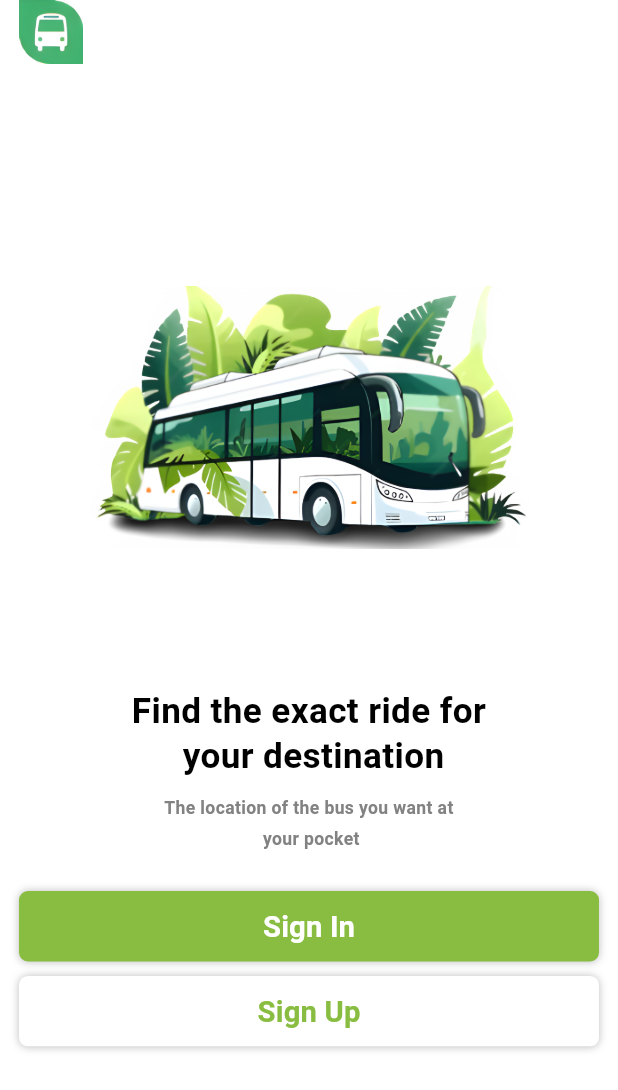
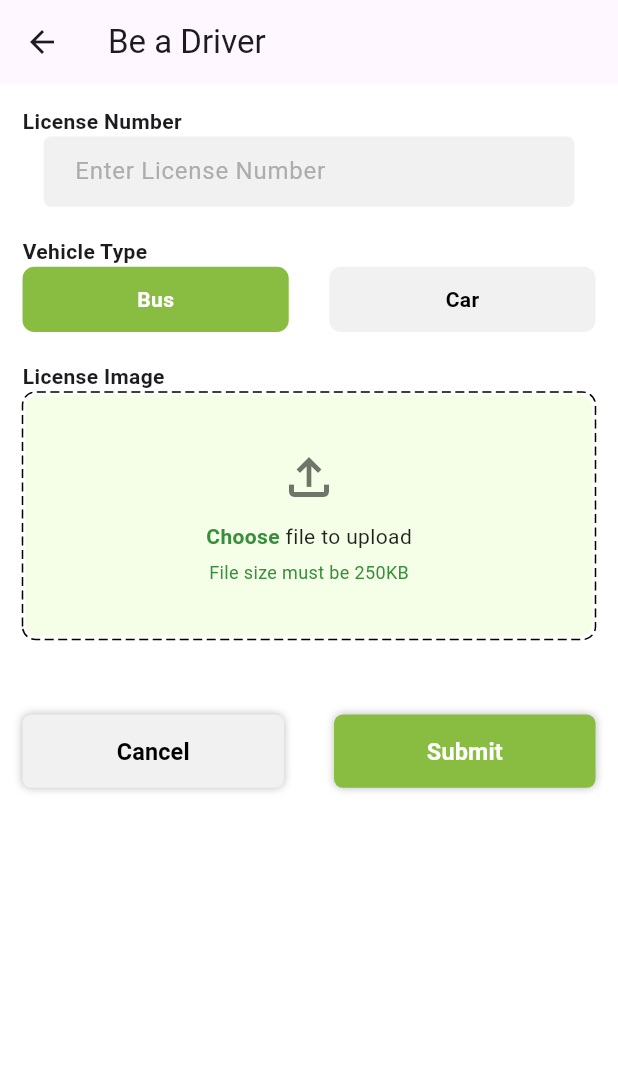
Before and after one commit to rabin2059/finalYearProject, a Flutter app: the screen it shows after launch, on a phone screen of 412 x 824 dp. Shown: the top 1090 px of the screen. Run offline on Flutter 3.47's test engine with Material 3 defaults, Android fonts, the phone set to English and light mode, and no system bars; drawn by our look-alikes of dotted_border; our stand-ins replace file_picker, flutter_map, flutter_riverpod, flutter_screenutil, geolocator, go_router and 6 more; missing offline and left inert: flutter_polyline_points.

Commit message:
(Frontend) file add added

```diff
--- a/Development/frontend/lib/components/CustomTextField.dart
+++ b/Development/frontend/lib/components/CustomTextField.dart
@@ -62,15 +62,15 @@ class CustomTextField extends StatelessWidget {
                 )
               : null,
           border: OutlineInputBorder(
-            borderRadius: BorderRadius.circular(10.r),
+            borderRadius: BorderRadius.circular(5.r),
             borderSide: BorderSide(color: borderColor!), // Set border color
           ),
           enabledBorder: OutlineInputBorder(
-            borderRadius: BorderRadius.circular(10.r),
+            borderRadius: BorderRadius.circular(5.r),
             borderSide: BorderSide(color: borderColor!), // Set border color
           ),
           focusedBorder: OutlineInputBorder(
-            borderRadius: BorderRadius.circular(10.r),
+            borderRadius: BorderRadius.circular(5.r),
             borderSide: BorderSide(
                 color: borderColor!, width: 2), // Highlight border on focus
           ),
--- /dev/null
+++ b/Development/frontend/lib/features/role change/presentation/role_change_screen.dart
@@ -0,0 +1,287 @@
+import 'dart:io';
+import 'package:file_picker/file_picker.dart';
+import 'package:flutter/material.dart';
+import 'package:flutter_riverpod/flutter_riverpod.dart';
+import 'package:flutter_screenutil/flutter_screenutil.dart';
+import 'package:dotted_border/dotted_border.dart';
+import 'package:frontend/components/AppColors.dart';
+import 'package:frontend/components/CustomButton.dart';
+import 'package:frontend/components/CustomTextField.dart';
+
+class RoleChangeScreen extends ConsumerStatefulWidget {
+  const RoleChangeScreen({super.key});
+
+  @override
+  ConsumerState<ConsumerStatefulWidget> createState() =>
+      _RoleChangeScreenState();
+}
+
+class _RoleChangeScreenState extends ConsumerState<RoleChangeScreen> {
+  File? _selectedFile;
+  String? _fileName;
+  String? _errorMessage;
+  String _selectedVehicle = "Bus"; // Default selected vehicle
+  final int maxFileSize = 250 * 1024; // 250KB in bytes
+  final TextEditingController _licenseController = TextEditingController();
+
+  /// Picks a file from device storage
+  Future<void> _pickFile() async {
+    FilePickerResult? result = await FilePicker.platform.pickFiles(
+      type: FileType.any, // Allow all file types
+    );
+
+    if (result != null) {
+      File file = File(result.files.single.path!);
+      String fileName = result.files.single.name;
+
+      if (file.lengthSync() > maxFileSize) {
+        setState(() {
+          _errorMessage = "File size exceeds 250KB!";
+          _selectedFile = null;
+          _fileName = null;
+        });
+      } else {
+        setState(() {
+          _selectedFile = file;
+          _fileName = fileName;
+          _errorMessage = null;
+        });
+      }
+    }
+  }
+
+  /// **Checks if the selected file is an image**
+  bool _isImageFile(String filePath) {
+    return filePath.toLowerCase().endsWith('.png') ||
+        filePath.toLowerCase().endsWith('.jpg') ||
+        filePath.toLowerCase().endsWith('.jpeg') ||
+        filePath.toLowerCase().endsWith('.gif');
+  }
+
+  /// **Handle Form Submission**
+  void _handleSubmit() {
+    setState(() {
+      _errorMessage = null;
+    });
+
+    if (_licenseController.text.isEmpty) {
+      setState(() {
+        _errorMessage = "License number is required!";
+      });
+      return;
+    }
+
+    if (_selectedFile == null) {
+      setState(() {
+        _errorMessage = "Please upload your license image!";
+      });
+      return;
+    }
+
+    // **TODO: Submit data to backend or next step**
+    ScaffoldMessenger.of(context).showSnackBar(
+      SnackBar(content: Text("Application Submitted Successfully!")),
+    );
+  }
+
+  @override
+  Widget build(BuildContext context) {
+    return Scaffold(
+        appBar: AppBar(
+          title: Text('Be a Driver'),
+          leading: IconButton(
+            icon: Icon(Icons.arrow_back),
+            onPressed: () {
+              Navigator.pop(context);
+            },
+          ),
+        ),
+        body: Padding(
+          padding: const EdgeInsets.all(15.0),
+          child: Column(
+            children: [
+              Align(
+                  alignment: Alignment.topLeft,
+                  child: Text(
+                    "License Number",
+                    style: TextStyle(fontWeight: FontWeight.bold),
+                  )),
+              CustomTextField(
+                controller: _licenseController,
+                hint: "Enter License Number",
+                backgroundColor: Color(0xFFF1F1F1),
+                borderColor: Colors.transparent,
+              ),
+              SizedBox(height: 20),
+
+              Align(
+                  alignment: Alignment.topLeft,
+                  child: Text(
+                    "Vehicle Type",
+                    style: TextStyle(fontWeight: FontWeight.bold),
+                  )),
+              Row(
+                mainAxisAlignment: MainAxisAlignment.spaceBetween,
+                children: [
+                  _buildVehicleButton("Bus"),
+                  _buildVehicleButton("Car"),
+                ],
+              ),
+              SizedBox(height: 20),
+
+              Align(
+                  alignment: Alignment.topLeft,
+                  child: Text(
+                    "License Image",
+                    style: TextStyle(fontWeight: FontWeight.bold),
+                  )),
+
+              /// **GestureDetector now displays the selected file**
+              GestureDetector(
+                onTap: _pickFile,
+                child: DottedBorder(
+                  color: Colors.black,
+                  strokeWidth: 1,
+                  borderType: BorderType.RRect,
+                  radius: Radius.circular(9.r),
+                  dashPattern: [6, 3],
+                  child: Container(
+                    height: 165.h,
+                    width: double.infinity,
+                    decoration: BoxDecoration(
+                      color: Color(0xFFF5FFE7),
+                      borderRadius: BorderRadius.circular(9.r),
+                    ),
+                    child: _selectedFile != null
+                        ? _isImageFile(_selectedFile!.path)
+                            ? ClipRRect(
+                                borderRadius: BorderRadius.circular(9.r),
+                                child: Image.file(
+                                  _selectedFile!,
+                                  width: double.infinity,
+                                  height: 165.h,
+                                  fit: BoxFit.cover,
+                                ),
+                              )
+                            : Column(
+                                mainAxisAlignment: MainAxisAlignment.center,
+                                children: [
+                                  Icon(Icons.insert_drive_file,
+                                      size: 40, color: Colors.black54),
+                                  SizedBox(height: 10),
+                                  Text(
+                                    "Selected: $_fileName",
+                                    style: TextStyle(
+                                        fontSize: 12,
+                                        fontWeight: FontWeight.w500),
+                                  ),
+                                  SizedBox(height: 5),
+                                  Text(
+                                    "Tap to change file",
+                                    style: TextStyle(
+                                        color: Colors.black54, fontSize: 12),
+                                  ),
+                                ],
+                              )
+                        : Column(
+                            mainAxisAlignment: MainAxisAlignment.center,
+                            children: [
+                              Icon(Icons.file_upload_outlined,
+                                  size: 40, color: Colors.black54),
+                              SizedBox(height: 10),
+                              Text.rich(
+                                TextSpan(
+                                  text: "Choose ",
+                                  style: TextStyle(
+                                      fontWeight: FontWeight.bold,
+                                      color: Colors.green.shade700),
+                                  children: [
+                                    TextSpan(
+                                      text: "file to upload",
+                                      style: TextStyle(
+                                          fontWeight: FontWeight.normal,
+                                          color: Colors.black87),
+                                    ),
+                                  ],
+                                ),
+                              ),
+                              SizedBox(height: 5),
+                              Text(
+                                "File size must be 250KB",
+                                style: TextStyle(
+                                    color: Colors.green.shade700, fontSize: 12),
+                              ),
+                            ],
+                          ),
+                  ),
+                ),
+              ),
+              SizedBox(height: 20),
+
+              if (_errorMessage != null) // Display error message
+                Padding(
+                  padding: const EdgeInsets.only(top: 5.0),
+                  child: Text(
+                    _errorMessage!,
+                    style: TextStyle(color: Colors.red, fontSize: 12),
+                  ),
+                ),
+
+              SizedBox(height: 30),
+
+              /// **Submit & Cancel Buttons**
+              Row(
+                mainAxisAlignment: MainAxisAlignment.spaceBetween,
+                children: [
+                  CustomButton(
+                    text: "Cancel",
+                    onPressed: () {
+                      Navigator.pop(context);
+                    },
+                    width: 165.w,
+                    textColor: Colors.black,
+                    color: Color(0xFFF1F1F1),
+                  ),
+                  CustomButton(
+                    text: "Submit",
+                    onPressed: _handleSubmit,
+                    width: 165.w,
+                    color: AppColors.primary,
+                  ),
+                ],
+              ),
+            ],
+          ),
+        ));
+  }
+
+  /// **Helper function to build Vehicle Selection Buttons**
+  Widget _buildVehicleButton(String type) {
+    bool isSelected = _selectedVehicle == type;
+
+    return GestureDetector(
+      onTap: () {
+        setState(() {
+          _selectedVehicle = type;
+        });
+      },
+      child: Container(
+        width: 168.w,
+        padding: EdgeInsets.symmetric(vertical: 12.h),
+        decoration: BoxDecoration(
+          color: isSelected ? AppColors.primary : Color(0xFFF1F1F1),
+          borderRadius: BorderRadius.circular(8.r),
+        ),
+        child: Center(
+          child: Text(
+            type,
+            style: TextStyle(
+              color: isSelected ? Colors.white : Colors.black,
+              fontWeight: FontWeight.bold,
+            ),
+          ),
+        ),
+      ),
+    );
+  }
+}
--- a/Development/frontend/lib/main.dart
+++ b/Development/frontend/lib/main.dart
@@ -2,6 +2,7 @@ import 'package:flutter/material.dart';
 import 'package:flutter_riverpod/flutter_riverpod.dart';
 import 'package:flutter_screenutil/flutter_screenutil.dart';
 import 'package:frontend/features/profile/presentation/profile_screen.dart';
+import 'package:frontend/features/role%20change/presentation/role_change_screen.dart';
 import 'package:frontend/routes/app_router.dart';
 import 'package:google_fonts/google_fonts.dart';
 
@@ -19,21 +20,24 @@ class MyApp extends StatelessWidget {
       minTextAdapt: true,
       splitScreenMode: true,
       builder: (_, child) {
-        return MaterialApp.router(
-          debugShowCheckedModeBanner: false,
+        // return MaterialApp.router(
+        //   debugShowCheckedModeBanner: false,
+        //   theme: ThemeData(
+        //     fontFamily: GoogleFonts.roboto().fontFamily,
+        //     useMaterial3: true,
+        //     scaffoldBackgroundColor: Colors.white, // Set background to white
+        //   ),
+        //   routerDelegate: goRouter.routerDelegate,
+        //   routeInformationParser: goRouter.routeInformationParser,
+        //   routeInformationProvider: goRouter.routeInformationProvider,
+        // );
+        return MaterialApp(
           theme: ThemeData(
-            fontFamily: GoogleFonts.roboto().fontFamily,
-            useMaterial3: true,
             scaffoldBackgroundColor: Colors.white, // Set background to white
           ),
-          routerDelegate: goRouter.routerDelegate,
-          routeInformationParser: goRouter.routeInformationParser,
-          routeInformationProvider: goRouter.routeInformationProvider,
+          debugShowCheckedModeBanner: false,
+          home: RoleChangeScreen(),
         );
-        // return MaterialApp(
-        //   debugShowCheckedModeBanner: false,
-        //   home: ProfileScreen(),
-        // );
       },
     );
   }
--- a/Development/frontend/pubspec.yaml
+++ b/Development/frontend/pubspec.yaml
@@ -29,6 +29,8 @@ environment:
 # versions available, run `flutter pub outdated`.
 dependencies:
   cupertino_icons: ^1.0.8
+  dotted_border: ^2.1.0
+  file_picker: ^8.3.5
   flutter:
     sdk: flutter
   flutter_riverpod: ^2.6.1
```
Also changed, not shown: Development/frontend/pubspec.lock, 10 other files.
